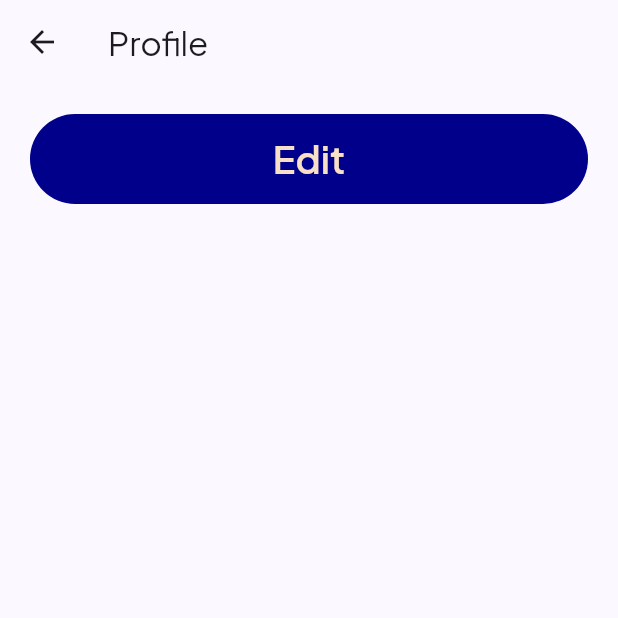
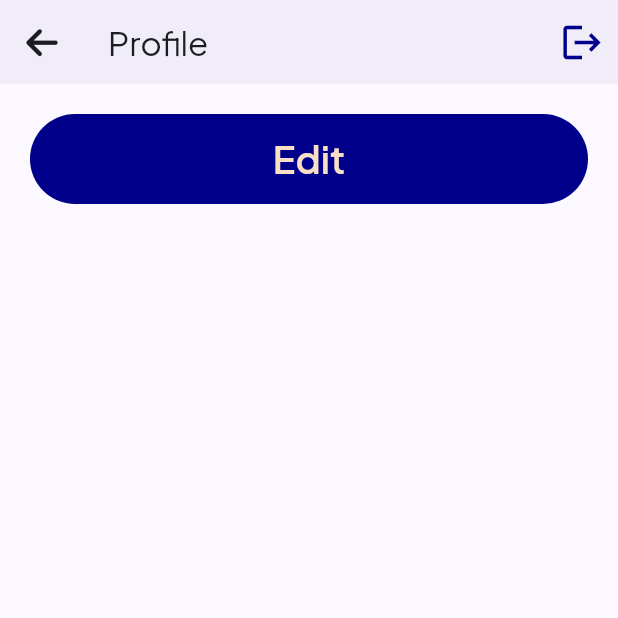
Before and after one commit to flavorstack-loki/tum-dum-delivery, a Flutter app: the HomeScreen screen opened by its route, after a tap on "Profile", on a phone screen of 412 x 824 dp, the top half of it. Run offline on Flutter 3.47's test engine with Material 3 defaults, Android fonts, the phone set to English and light mode, and no system bars; drawn by our look-alikes of loader_overlay; our stand-ins replace cached_network_image, cloud_firestore, firebase_auth, firebase_core, firebase_messaging, firebase_storage and 12 more; missing offline and left inert: animated_marker; accounts and stored records are empty.

Commit message:
Bug Fixes,Menu Add Feature,Asset Change,Logout Option 1.Fixed login issue for restaurant user (replace dateTime with timestamp for created_time in restaurantUser model. 2.Added menu item add feature for restaurant and related config. 3.Added logout option for restaurant user. 4.Added SVG support and replace logo with svg asset in required files.

```diff
--- a/lib/model/menu_item.dart
+++ b/lib/model/menu_item.dart
@@ -54,11 +54,11 @@ class MenuItem {
       };
   Map<String, dynamic> toMap() => {
         "categoryName": categoryName,
-        "item_description": itemDescription,
-        "item_discounted_price": itemDiscountedPrice,
-        "item_foodType": itemFoodType,
-        "item_name": itemName,
-        "item_original_price": itemOriginalPrice,
+        "itemDescription": itemDescription,
+        "itemDiscountedPrice": itemDiscountedPrice,
+        "itemFoodType": itemFoodType,
+        "itemName": itemName,
+        "itemOriginalPrice": itemOriginalPrice,
       };
   MenuItem copyWith({
     String? categoryName,
@@ -89,19 +89,19 @@ class MenuItem {
       case 'categoryName':
         categoryName = value;
         break;
-      case 'item_description':
+      case 'itemDescription':
         itemDescription = value;
         break;
-      case 'item_discounted_price':
+      case 'itemDiscountedPrice':
         itemDiscountedPrice = int.tryParse(value);
         break;
 
-      case 'item_original_price':
+      case 'itemOriginalPrice':
         itemOriginalPrice = int.tryParse(value);
-      case 'item_name':
+      case 'itemName':
         itemName = value;
         break;
-      case 'item_food_type':
+      case 'itemFoodType':
         itemFoodType = value;
         break;
     }
--- a/lib/model/restaurant_user.dart
+++ b/lib/model/restaurant_user.dart
@@ -1,4 +1,6 @@
 import 'dart:convert';
+
+import 'package:cloud_firestore/cloud_firestore.dart';
 
 RestaurantUser restaurantUserFromJson(String str) =>
     RestaurantUser.fromJson(json.decode(str));
@@ -11,7 +13,7 @@ class RestaurantUser {
   String? email;
   String? resturantId;
   String? role;
-  DateTime? signUpTime;
+  Timestamp? signUpTime;
   String? uid;
   String? userName;
   String? deviceToken;
@@ -34,7 +36,7 @@ class RestaurantUser {
     String? email,
     String? resturantId,
     String? role,
-    DateTime? signUpTime,
+    Timestamp? signUpTime,
     String? uid,
     String? userName,
     String? deviceToken,
@@ -57,9 +59,7 @@ class RestaurantUser {
         email: json["email"],
         resturantId: json["resturantId"],
         role: json["role"],
-        signUpTime: json["signUpTime"] == null
-            ? null
-            : DateTime.parse(json["signUpTime"]),
+        signUpTime: json["signUpTime"],
         uid: json["uid"],
         userName: json["userName"],
         deviceToken: json["deviceToken"],
@@ -71,7 +71,7 @@ class RestaurantUser {
         "email": email,
         "resturantId": resturantId,
         "role": role,
-        "signUpTime": signUpTime?.toIso8601String(),
+        "signUpTime": signUpTime,
         "uid": uid,
         "userName": userName,
         "deviceToken": deviceToken,
--- a/lib/navigation/routes.dart
+++ b/lib/navigation/routes.dart
@@ -1,4 +1,5 @@
 import 'package:flutter/material.dart';
+import 'package:tumdum_delivery_app/views/add_menu_item.dart';
 import 'package:tumdum_delivery_app/views/home_screen.dart';
 import 'package:tumdum_delivery_app/views/identity_image_upload_screen.dart';
 import 'package:tumdum_delivery_app/views/login_screen.dart';
@@ -19,8 +20,9 @@ class RouteGenerator {
   static const String identityDocUploadPage = "/identityDocUpload";
   static const String restaurantHomePage = "/restaurantHome";
   static const String menuEditPage = "/menuEdit";
-  static const String restaurantProfilePage = "restaurantProfilePage";
-  static const String restaurantProfileEditPage = "restaurantProfileEditPage";
+  static const String restaurantProfilePage = "/restaurantProfilePage";
+  static const String restaurantProfileEditPage = "/restaurantProfileEditPage";
+  static const String menuAddPage = "/menuAdd";
   static Route generateRoute(RouteSettings settings) {
     return switch (settings.name) {
       splashPage => MaterialPageRoute(
@@ -47,6 +49,8 @@ class RouteGenerator {
       restaurantProfileEditPage => MaterialPageRoute(
           settings: settings,
           builder: (context) => const RestaurantProfileEditScreen()),
+      menuAddPage => MaterialPageRoute(
+          settings: settings, builder: (context) => const AddMenuItemScreen()),
       _ => throw const FormatException("Route not found"),
     };
   }
--- a/lib/services/fb_db_services.dart
+++ b/lib/services/fb_db_services.dart
@@ -4,6 +4,7 @@ import 'package:cloud_firestore/cloud_firestore.dart';
 import 'package:firebase_messaging/firebase_messaging.dart';
 import 'package:firebase_storage/firebase_storage.dart';
 import 'package:flutter/foundation.dart';
+import 'package:intl/intl.dart';
 import 'package:tumdum_delivery_app/main.dart';
 import 'package:tumdum_delivery_app/model/customer.dart';
 import 'package:tumdum_delivery_app/model/restaurant.dart';
@@ -35,6 +36,9 @@ class FbDbService {
   static Stream<List<Restaurant>> get restaurants =>
       _restaurantCollection.snapshots().map((event) =>
           event.docs.map((e) => Restaurant.fromJson(e.data())).toList());
+
+  static String get _createId =>
+      DateFormat('yyyyMMddHHmmssS').format(DateTime.now());
   static Future<void> updateRestaurantUserDetail(
       RestaurantUser restaurantUser) async {
     final deviceToken = await FirebaseMessaging.instance.getToken();
@@ -116,6 +120,13 @@ class FbDbService {
       await _restaurantMenuItemsCollection
           .doc(menuItem.id)
           .update(menuItem.toJson());
+  static Future<void> createMenuItem(MenuItem menuItem) async =>
+      await _restaurantMenuItemsCollection
+          .doc((menuItem
+                ..id = _createId
+                ..resId = sp.getString(StringConstants.restaurantIdKeyText))
+              .id)
+          .set(menuItem.toJson());
   static Stream<List<Customer>> get customers =>
       _customerCollection.snapshots().map((event) =>
           event.docs.map((e) => Customer.fromJson(e.data())).toList());
--- a/lib/views/home_screen.dart
+++ b/lib/views/home_screen.dart
@@ -13,6 +13,18 @@ class HomeScreen extends StatelessWidget {
       length: 2,
       child: Scaffold(
           appBar: AppBar(
+              leadingWidth: 150,
+              leading: TextButton.icon(
+                  icon: const Icon(
+                    Icons.add,
+                    size: 25,
+                  ),
+                  onPressed: () => Navigator.of(context)
+                      .pushNamed(RouteGenerator.menuAddPage),
+                  label: const Text(
+                    "Add Menu",
+                    style: TextStyle(fontSize: 18, fontWeight: FontWeight.bold),
+                  )),
               automaticallyImplyLeading: false,
               title: const Text("Home"),
               actions: [
--- a/lib/views/restaurant_profile_screen.dart
+++ b/lib/views/restaurant_profile_screen.dart
@@ -1,13 +1,16 @@
 import 'package:flutter/material.dart';
+import 'package:font_awesome_flutter/font_awesome_flutter.dart';
 import 'package:provider/provider.dart';
 import 'package:collection/collection.dart';
 import 'package:tumdum_delivery_app/main.dart';
 import 'package:tumdum_delivery_app/navigation/routes.dart';
+import 'package:tumdum_delivery_app/util/color_util.dart';
 import 'package:tumdum_delivery_app/util/extension_util.dart';
 import 'package:tumdum_delivery_app/util/string_constants.dart';
 import 'package:tumdum_delivery_app/widget/button_widget.dart';
 import 'package:tumdum_delivery_app/widget/image_widget.dart';
 import '../model/restaurant.dart';
+import '../services/fb_auth_service.dart';
 
 class RestaurantProfileScreen extends StatelessWidget {
   const RestaurantProfileScreen({super.key});
@@ -18,6 +21,27 @@ class RestaurantProfileScreen extends StatelessWidget {
         e.restaurantId == sp.getString(StringConstants.restaurantIdKeyText));
     return Scaffold(
       appBar: AppBar(
+        elevation: 2,
+        leading: IconButton(
+            onPressed: () => Navigator.of(context).pop(),
+            icon: const Icon(
+              FontAwesomeIcons.arrowLeft,
+            )),
+        actions: [
+          IconButton(
+              onPressed: () async {
+                await FbAuthService.signOut();
+                if (context.mounted) {
+                  Navigator.of(context)
+                      .pushReplacementNamed(RouteGenerator.signInPage);
+                }
+              },
+              icon: const Icon(
+                Icons.logout,
+                color: ColorUtil.primaryColor,
+                size: 30,
+              ))
+        ],
         title: const Text("Profile"),
       ),
       body: SafeArea(
--- a/pubspec.yaml
+++ b/pubspec.yaml
@@ -27,6 +27,7 @@ dependencies:
   flutter_image_compress: ^2.4.0
   flutter_local_notifications: ^18.0.1
   flutter_otp_text_field: ^1.4.0+2
+  flutter_svg: ^2.0.17
   fluttertoast: ^8.2.10
   font_awesome_flutter: ^10.8.0
   google_fonts: ^6.2.1
```
Also changed, not shown: lib/gen/assets.gen.dart (+3 -87 lines), lib/views/add_menu_item.dart (added, +104 -0 lines), lib/views/login_screen.dart (+12 -9 lines), lib/views/splash_screen.dart (+5 -2 lines), lib/widget/order_card_widget.dart (+7 -1 lines), assets/images/splash/logo.png (deleted), assets/images/splash/logo.svg (added), pubspec.lock.
